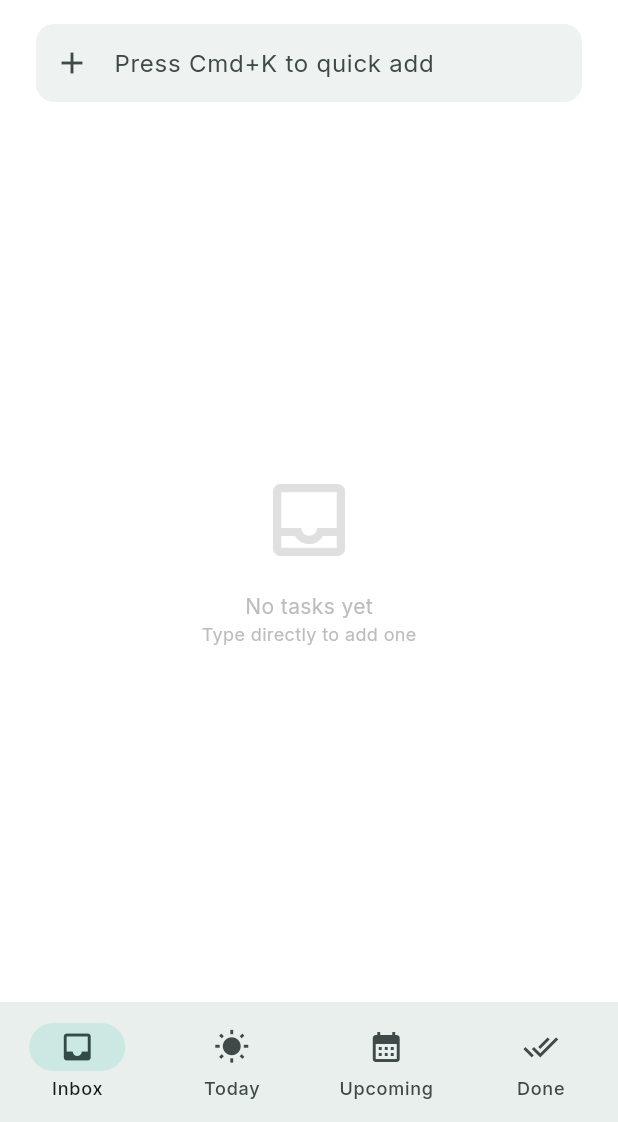
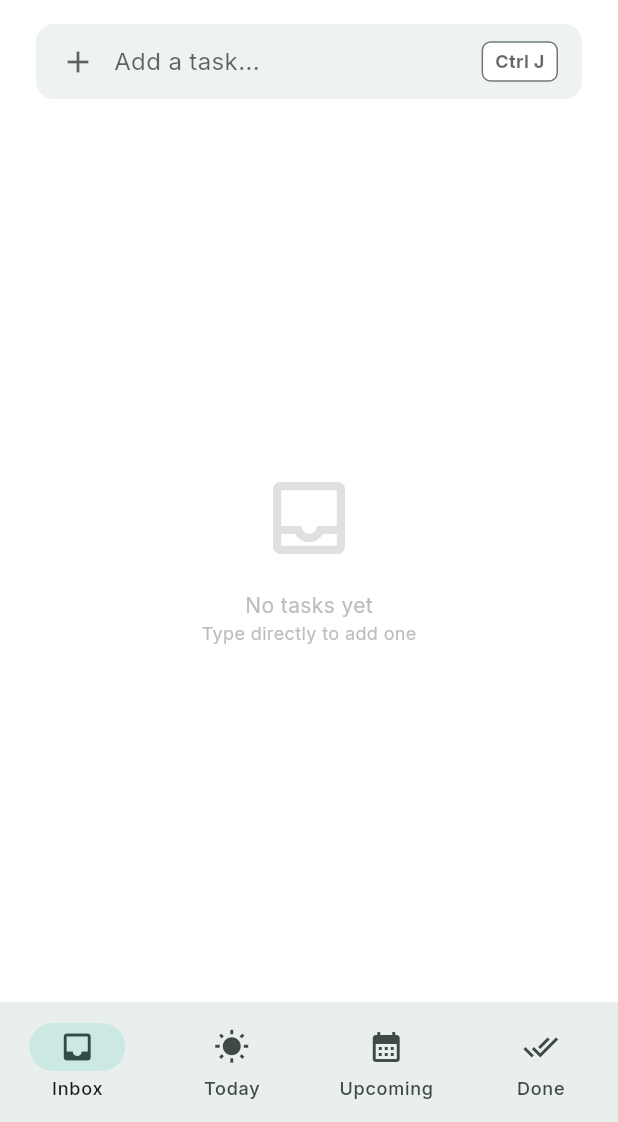
Before and after one commit to Camelia727/Velist, a Flutter app: the screen it shows after launch, on a phone screen of 412 x 824 dp, the part 114-1236 px from its top. Run offline on Flutter 3.47's test engine with Material 3 defaults, Android fonts, the phone set to English and light mode, and no system bars; our stand-ins replace flutter_hooks, gap, go_router, google_fonts, hive, hive_flutter and 1 more; missing offline and left inert: window_manager; accounts and stored records are empty.

Commit message:
feat(ui): 基于deepseek实现super-input-box

```diff
--- a/velist/lib/data/services/database_service.dart
+++ b/velist/lib/data/services/database_service.dart
@@ -111,6 +111,11 @@ class DatabaseService {
     await _taskBox.add(newTask);
   }
 
+  // 直接添加任务对象
+  Future<void> addTask(Task task) async {
+    await _taskBox.add(task);
+  }
+
   // 切换完成状态
   Future<void> toggleTaskCompletion(Task task) async {
     task.isCompleted = !task.isCompleted;
--- a/velist/lib/features/home/presentation/home_screen.dart
+++ b/velist/lib/features/home/presentation/home_screen.dart
@@ -1,10 +1,12 @@
 import 'package:flutter/material.dart';
 import 'package:hooks_riverpod/hooks_riverpod.dart';
 import 'package:gap/gap.dart';
+import 'package:flutter/services.dart';
 import '../../task/providers/task_providers.dart';
 import '../../task/presentation/task_list_view.dart';
 import 'widgets/desktop_sidebar.dart';
 import '../../../data/services/database_service.dart';
+import '../../task/presentation/super_input_box.dart';
 
 class HomeScreen extends ConsumerStatefulWidget {
   const HomeScreen({super.key});
@@ -23,41 +25,61 @@ class _HomeScreenState extends ConsumerState<HomeScreen> {
     super.dispose();
   }
 
-  void _submitTask() {
-    final text = _inputController.text.trim();
-    if (text.isNotEmpty) {
-      ref.read(databaseServiceProvider).insertTask(text);
-      _inputController.clear();
-    }
+  void _showSuperInput() {
+    showDialog(
+      context: context,
+      barrierColor: Colors.black.withValues(alpha: 0.2),
+      builder: (context) => const SuperInputBox(),
+    );
   }
 
   @override
   Widget build(BuildContext context) {
-    // 监听当前的 Filter
     final currentFilter = ref.watch(taskFilterProvider);
     final width = MediaQuery.of(context).size.width;
-    final isDesktop = width > 700; // 调整断点
+    final isDesktop = width > 700;
 
-    return Scaffold(
-      body: Row(
+    // 平台判断
+    final platform = Theme.of(context).platform;
+    final isMac = platform == TargetPlatform.macOS;
+    final isiOS = platform == TargetPlatform.iOS;
+
+    // 显示文案
+    final shortcutLabel = isMac ? "⌘ J" : "Ctrl J";
+
+    // 1. 最外层：定义快捷键监听 (父级)
+    return CallbackShortcuts(
+      bindings: {
+        SingleActivator(LogicalKeyboardKey.keyJ,
+            meta: isMac, control: !isMac && !isiOS): _showSuperInput,
+      },
+      // 2. 中间层：管理焦点 (子级)
+      // Focus 必须在 Shortcuts 的下面(Child)，这样事件冒泡时 Shortcuts 才能拦截到
+      child: Focus(
+        autofocus: true, // 确保页面打开时，焦点就在这里
+        debugLabel: 'RootFocus',
+        child: Scaffold(
+          // 点击背景重新聚焦应用
+          body: GestureDetector(
+            onTap: () {
+              // 显式让 RootFocus 重新获得焦点
+              FocusScope.of(context).requestFocus();
+            },
+            behavior: HitTestBehavior.translucent,
+            child: Row(
               children: [
-          // 1. Sidebar (Desktop Only)
                 if (isDesktop)
                   DesktopSidebar(
                     selectedIndex: currentFilter.index,
                     onDestinationSelected: (index) {
-                // 根据索引切换 Provider 状态
                       final filter = TaskFilter.values[index];
                       ref.read(taskFilterProvider.notifier).state = filter;
                     },
                   ),
-
-          // 2. Main Content
                 Expanded(
                   child: Column(
                     crossAxisAlignment: CrossAxisAlignment.start,
                     children: [
-                // 2.1 Header Area
                       Padding(
                         padding: const EdgeInsets.fromLTRB(24, 40, 24, 10),
                         child: Column(
@@ -70,36 +92,64 @@ class _HomeScreenState extends ConsumerState<HomeScreen> {
                                   .headlineMedium
                                   ?.copyWith(
                                     fontWeight: FontWeight.w800,
-                              color: Theme.of(context).colorScheme.onSurface,
+                                    color:
+                                        Theme.of(context).colorScheme.onSurface,
                                     letterSpacing: -1.0,
                                   ),
                             ),
                             const Gap(16),
-                      // 2.2 临时快速输入框 (Simple Input)
-                      TextField(
-                        controller: _inputController,
-                        onSubmitted: (_) => _submitTask(),
-                        decoration: InputDecoration(
-                          hintText: 'Press Cmd+K to quick add',
-                          border: OutlineInputBorder(
-                            borderRadius: BorderRadius.circular(12),
-                            borderSide: BorderSide.none,
-                          ),
-                          filled: true,
-                          fillColor: Theme.of(context)
+
+                            // 触发区域
+                            GestureDetector(
+                              onTap: _showSuperInput,
+                              child: Container(
+                                height: 50,
+                                decoration: BoxDecoration(
+                                  color: Theme.of(context)
                                       .colorScheme
                                       .surfaceContainerHighest
                                       .withValues(alpha: 0.5),
-                          prefixIcon: const Icon(Icons.add),
-                          contentPadding: const EdgeInsets.symmetric(
-                              horizontal: 16, vertical: 14),
+                                  borderRadius: BorderRadius.circular(12),
+                                ),
+                                padding:
+                                    const EdgeInsets.symmetric(horizontal: 16),
+                                child: Row(
+                                  children: [
+                                    Icon(Icons.add,
+                                        color: Theme.of(context).hintColor),
+                                    const Gap(12),
+                                    Text(
+                                      "Add a task...",
+                                      style: TextStyle(
+                                          color: Theme.of(context).hintColor,
+                                          fontSize: 16),
+                                    ),
+                                    const Spacer(),
+                                    Container(
+                                      padding: const EdgeInsets.symmetric(
+                                          horizontal: 8, vertical: 4),
+                                      decoration: BoxDecoration(
+                                        color: Theme.of(context).canvasColor,
+                                        borderRadius: BorderRadius.circular(6),
+                                        border: Border.all(
+                                            color:
+                                                Theme.of(context).dividerColor),
+                                      ),
+                                      child: Text(
+                                        shortcutLabel,
+                                        style: TextStyle(
+                                            fontSize: 12,
+                                            fontWeight: FontWeight.bold,
+                                            color: Theme.of(context).hintColor),
                                       ),
                                     ),
                                   ],
                                 ),
                               ),
-
-                // 2.3 Task List
+                            ),
+                          ],
+                        ),
+                      ),
                       const Expanded(
                         child: TaskListView(),
                       ),
@@ -108,8 +158,7 @@ class _HomeScreenState extends ConsumerState<HomeScreen> {
                 ),
               ],
             ),
-
-      // 3. Mobile Navigation
+          ),
           bottomNavigationBar: isDesktop
               ? null
               : NavigationBar(
@@ -121,7 +170,8 @@ class _HomeScreenState extends ConsumerState<HomeScreen> {
                     }
                   },
                   destinations: const [
-                NavigationDestination(icon: Icon(Icons.inbox), label: 'Inbox'),
+                    NavigationDestination(
+                        icon: Icon(Icons.inbox), label: 'Inbox'),
                     NavigationDestination(
                         icon: Icon(Icons.wb_sunny), label: 'Today'),
                     NavigationDestination(
@@ -129,6 +179,8 @@ class _HomeScreenState extends ConsumerState<HomeScreen> {
                     NavigationDestination(
                         icon: Icon(Icons.done_all), label: 'Done'),
                   ],
+                ),
+        ),
       ),
     );
   }
--- a/velist/lib/features/task/providers/task_providers.dart
+++ b/velist/lib/features/task/providers/task_providers.dart
@@ -1,4 +1,5 @@
 import 'package:hooks_riverpod/hooks_riverpod.dart';
+import 'package:velist/data/services/ai_service.dart';
 import '../../../data/services/database_service.dart';
 
 enum TaskFilter {
@@ -25,3 +26,5 @@ final tasksStreamProvider = StreamProvider.autoDispose<List<Task>>((ref) {
 
   return db.watchTasks(filterKey);
 });
+
+final aiServiceProvider = Provider<AIService>((ref) => AIService());
```
Also changed, not shown: velist/lib/data/services/ai_service.dart (+6 -1 lines), velist/lib/features/task/presentation/super_input_box.dart (added, +248 -0 lines). Lines whose indentation alone changed are shown as unchanged.
